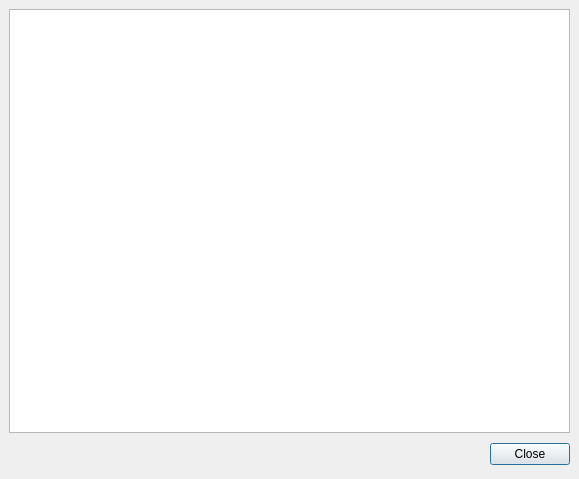
LuminanceHDR/LuminanceHDR, file forms/help_about.ui: the form before one commit.
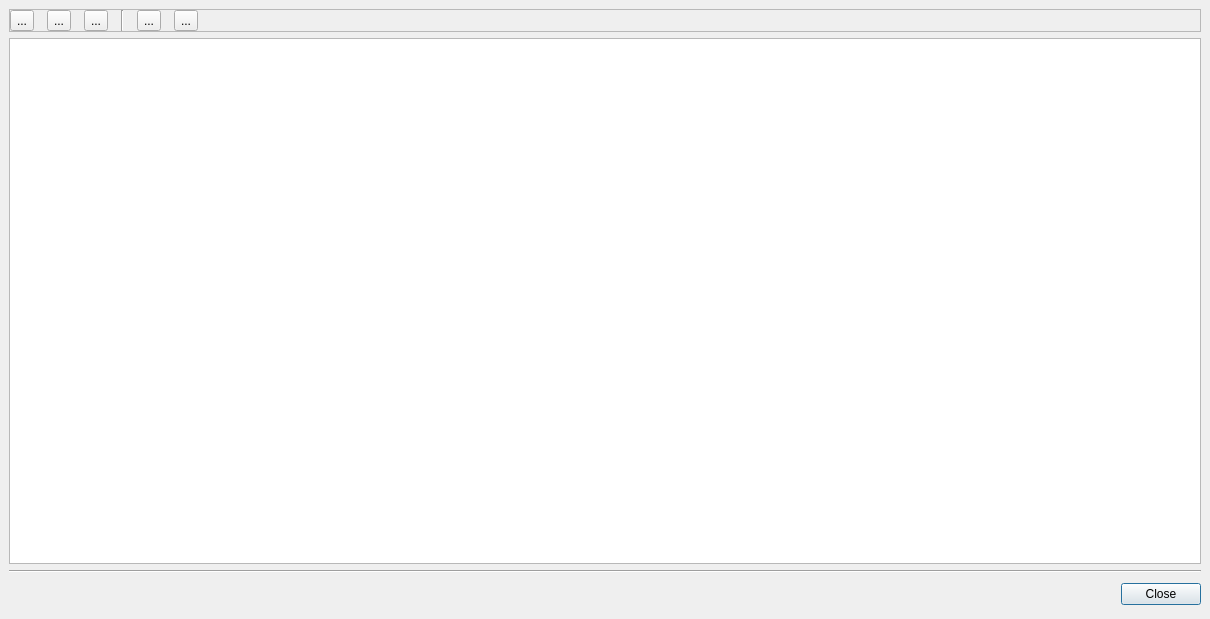
The form after the commit. Icons and pictures are not drawn.

Diff of the .ui file:
```diff
--- a/forms/help_about.ui
+++ b/forms/help_about.ui
@@ -8,10 +8,18 @@
    <rect>
     <x>0</x>
     <y>0</y>
-    <width>579</width>
-    <height>479</height>
+    <width>1210</width>
+    <height>619</height>
    </rect>
   </property>
+  <property name="sizePolicy" >
+   <sizepolicy>
+    <hsizetype>7</hsizetype>
+    <vsizetype>7</vsizetype>
+    <horstretch>0</horstretch>
+    <verstretch>0</verstretch>
+   </sizepolicy>
+  </property>
   <property name="windowTitle" >
    <string>Qtpfsgui Help</string>
   </property>
@@ -22,10 +30,141 @@
    <property name="spacing" >
     <number>6</number>
    </property>
+   <item>
+    <widget class="QFrame" name="frame" >
+     <property name="frameShape" >
+      <enum>QFrame::StyledPanel</enum>
+     </property>
+     <property name="frameShadow" >
+      <enum>QFrame::Sunken</enum>
+     </property>
+     <property name="lineWidth" >
+      <number>5</number>
+     </property>
+     <layout class="QHBoxLayout" >
+      <property name="margin" >
+       <number>0</number>
+      </property>
+      <property name="spacing" >
+       <number>13</number>
+      </property>
+      <item>
+       <widget class="QToolButton" name="backButton" >
+        <property name="text" >
+         <string>...</string>
+        </property>
+        <property name="icon" >
+         <iconset resource="../icons.qrc" >:/new/prefix1/images/back.png</iconset>
+        </property>
+        <property name="iconSize" >
+         <size>
+          <width>32</width>
+          <height>32</height>
+         </size>
+        </property>
+       </widget>
+      </item>
+      <item>
+       <widget class="QToolButton" name="forwardButton" >
+        <property name="text" >
+         <string>...</string>
+        </property>
+        <property name="icon" >
+         <iconset resource="../icons.qrc" >:/new/prefix1/images/forward.png</iconset>
+        </property>
+        <property name="iconSize" >
+         <size>
+          <width>32</width>
+          <height>32</height>
+         </size>
+        </property>
+       </widget>
+      </item>
+      <item>
+       <widget class="QToolButton" name="homeButton" >
+        <property name="text" >
+         <string>...</string>
+        </property>
+        <property name="icon" >
+         <iconset resource="../icons.qrc" >:/new/prefix1/images/home.png</iconset>
+        </property>
+        <property name="iconSize" >
+         <size>
+          <width>32</width>
+          <height>32</height>
+         </size>
+        </property>
+       </widget>
+      </item>
+      <item>
+       <widget class="Line" name="line_2" >
+        <property name="orientation" >
+         <enum>Qt::Vertical</enum>
+        </property>
+       </widget>
+      </item>
+      <item>
+       <widget class="QToolButton" name="toolButton" >
+        <property name="text" >
+         <string>...</string>
+        </property>
+        <property name="icon" >
+         <iconset resource="../icons.qrc" >:/new/prefix1/images/viewmag_inc.png</iconset>
+        </property>
+        <property name="iconSize" >
+         <size>
+          <width>32</width>
+          <height>32</height>
+         </size>
+        </property>
+       </widget>
+      </item>
+      <item>
+       <widget class="QToolButton" name="toolButton_2" >
+        <property name="text" >
+         <string>...</string>
+        </property>
+        <property name="icon" >
+         <iconset resource="../icons.qrc" >:/new/prefix1/images/viewmag_dec.png</iconset>
+        </property>
+        <property name="iconSize" >
+         <size>
+          <width>32</width>
+          <height>32</height>
+         </size>
+        </property>
+       </widget>
+      </item>
+      <item>
+       <spacer>
+        <property name="orientation" >
+         <enum>Qt::Horizontal</enum>
+        </property>
+        <property name="sizeHint" >
+         <size>
+          <width>40</width>
+          <height>20</height>
+         </size>
+        </property>
+       </spacer>
+      </item>
+     </layout>
+    </widget>
+   </item>
    <item>
     <widget class="QTextBrowser" name="tb" >
      <property name="html" >
-      <string>&lt;html>&lt;head>&lt;meta name="qrichtext" content="1" />&lt;/head>&lt;body style=" white-space: pre-wrap; font-family:Sans Serif; font-size:9pt; font-weight:400; font-style:normal; text-decoration:none;">&lt;p style="-qt-paragraph-type:empty; margin-top:0px; margin-bottom:0px; margin-left:0px; margin-right:0px; -qt-block-indent:0; text-indent:0px;">&lt;/p>&lt;/body>&lt;/html></string>
+      <string>&lt;html>&lt;head>&lt;meta name="qrichtext" content="1" />&lt;style type="text/css">
+p, li { white-space: pre-wrap; }
+&lt;/style>&lt;/head>&lt;body style=" font-family:'Sans Serif'; font-size:9pt; font-weight:400; font-style:normal; text-decoration:none;">
+&lt;p style="-qt-paragraph-type:empty; margin-top:0px; margin-bottom:0px; margin-left:0px; margin-right:0px; -qt-block-indent:0; text-indent:0px;">&lt;/p>&lt;/body>&lt;/html></string>
+     </property>
+    </widget>
+   </item>
+   <item>
+    <widget class="Line" name="line" >
+     <property name="orientation" >
+      <enum>Qt::Horizontal</enum>
      </property>
     </widget>
    </item>
@@ -55,6 +194,9 @@
        <property name="text" >
         <string>Close</string>
        </property>
+       <property name="default" >
+        <bool>true</bool>
+       </property>
       </widget>
      </item>
     </layout>
```
Left out of the diff: 91 changed lines with no effect on the pictures.
